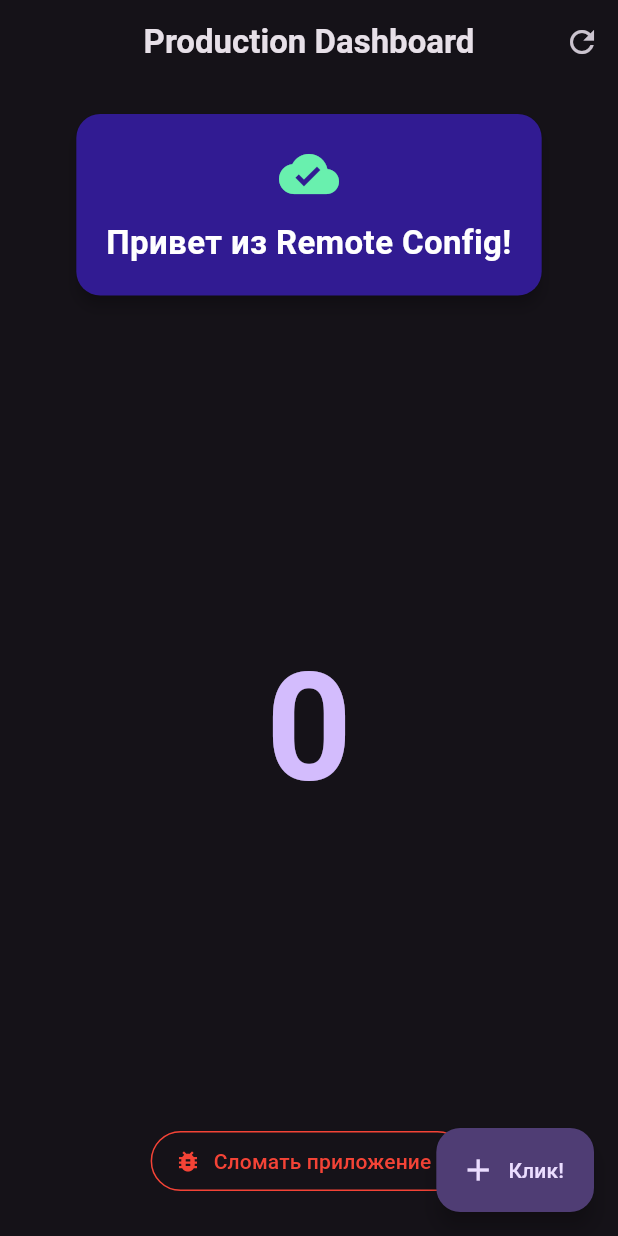
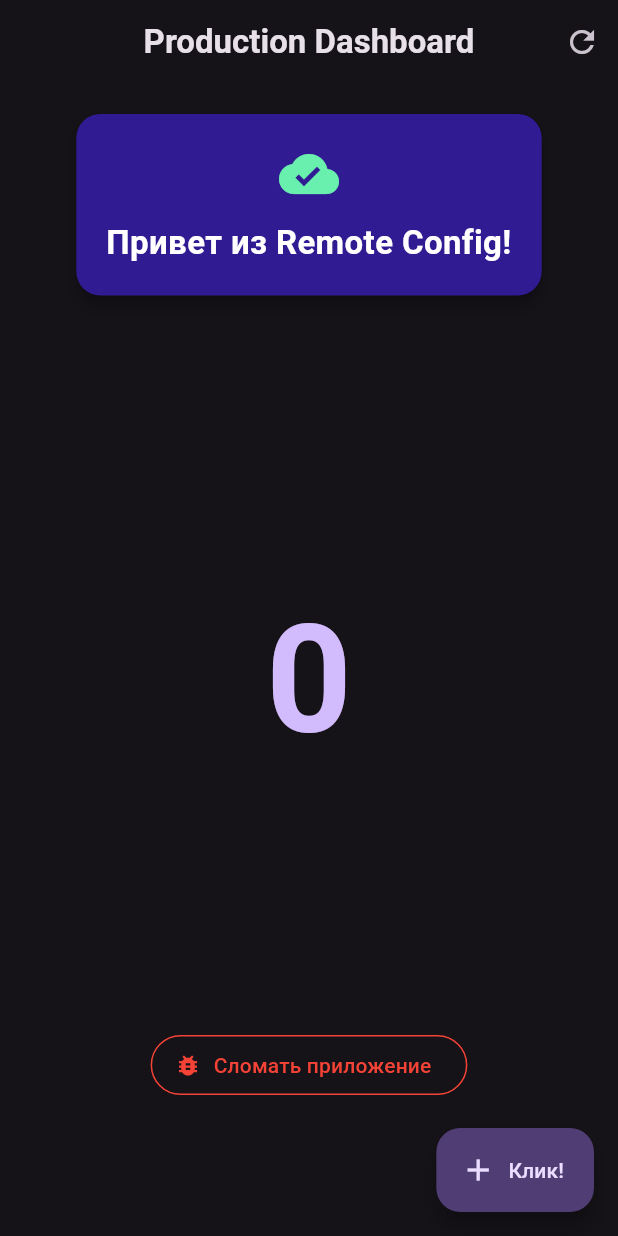
Before and after one commit to seryagalooll-bot/my_ci_app, a Flutter app: the screen it shows after launch, on a phone screen of 412 x 824 dp. Run offline on Flutter 3.47's test engine with Material 3 defaults, Android fonts, the phone set to English and light mode, and no system bars; our stand-ins replace firebase_core, firebase_crashlytics, firebase_remote_config; accounts and stored records are empty.

Commit message:
style: fix FAB overlap and update icon

```diff
--- a/lib/main.dart
+++ b/lib/main.dart
@@ -61,7 +61,6 @@ class _DashboardPageState extends State<DashboardPage> {
       minimumFetchInterval: const Duration(seconds: 0),
     ));
 
-    // Дефолтные значения (если в Firebase пусто)
     await _remoteConfig.setDefaults(const {
       "welcome_text": "Привет из Remote Config!",
       "show_new_feature": false,
@@ -98,11 +97,11 @@ class _DashboardPageState extends State<DashboardPage> {
           )
         ],
       ),
+      // ИСПРАВЛЕНИЕ ЗДЕСЬ: добавили bottom: 90.0
       body: Padding(
-        padding: const EdgeInsets.all(16.0),
+        padding: const EdgeInsets.only(left: 16.0, right: 16.0, top: 16.0, bottom: 90.0),
         child: Column(
           children: [
-            // Карточка с текстом из Firebase
             Card(
               elevation: 4,
               shape: RoundedRectangleBorder(borderRadius: BorderRadius.circular(16)),
@@ -125,7 +124,6 @@ class _DashboardPageState extends State<DashboardPage> {
 
             const SizedBox(height: 20),
 
-            // Счетчик
             Expanded(
               child: Center(
                 child: Text(
@@ -135,7 +133,6 @@ class _DashboardPageState extends State<DashboardPage> {
               ),
             ),
 
-            // Feature Toggle (Секретная фича)
             if (_showNewFeature)
               Container(
                 margin: const EdgeInsets.only(bottom: 20),
@@ -155,14 +152,12 @@ class _DashboardPageState extends State<DashboardPage> {
                 ),
               ),
 
-            // Кнопка сломать приложение (Crashlytics)
             OutlinedButton.icon(
               onPressed: () => FirebaseCrashlytics.instance.crash(),
               icon: const Icon(Icons.bug_report, color: Colors.red),
               label: const Text('Сломать приложение', style: TextStyle(color: Colors.red)),
               style: OutlinedButton.styleFrom(side: const BorderSide(color: Colors.red)),
             ),
-            const SizedBox(height: 10),
           ],
         ),
       ),
```
Also changed, not shown: pubspec.yaml (+9 -69 lines), app_icon.png (added), pubspec.lock, 29 other files.
